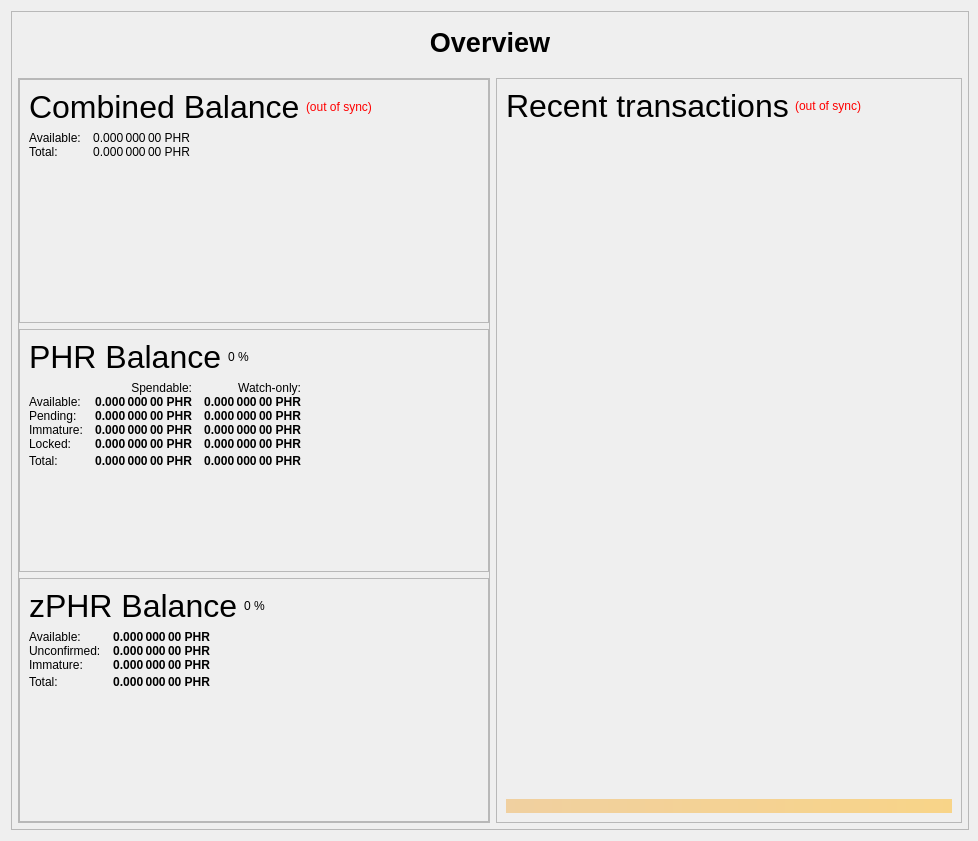
This is src/qt/forms/overviewpage.ui in digitalrupee-project/rupee as Qt 5 draws it before an edit. The edited form follows.
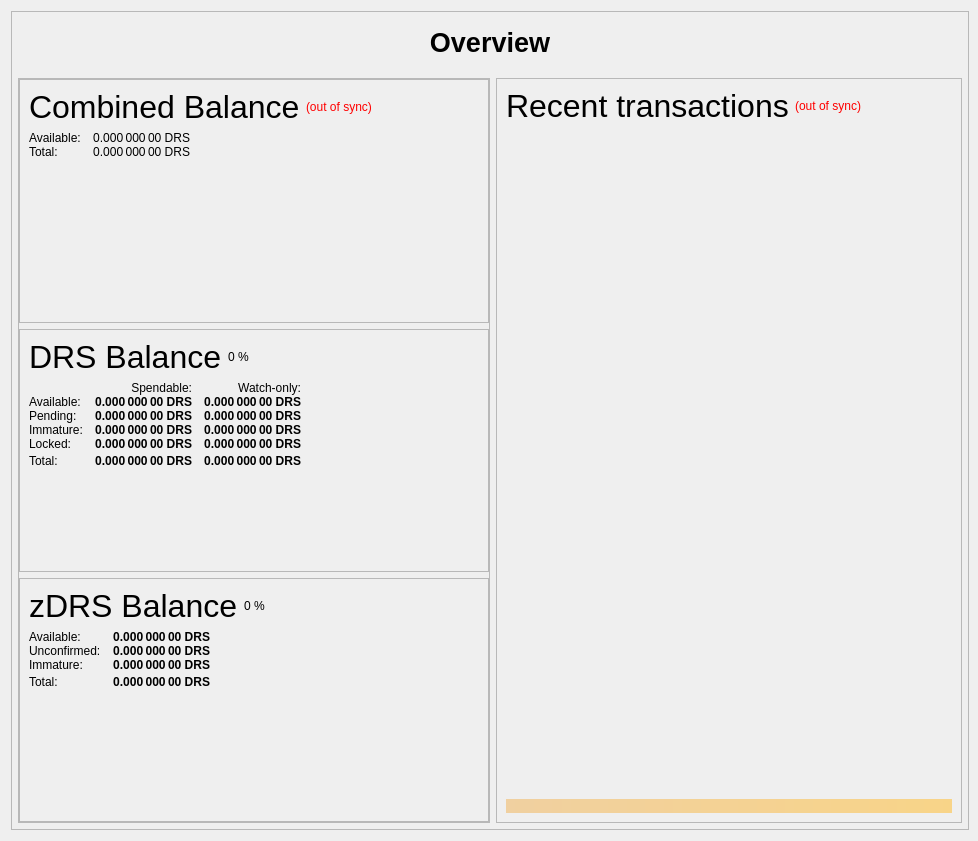
This is the edited form.

The edit to the form file:
```diff
--- a/src/qt/forms/overviewpage.ui
+++ b/src/qt/forms/overviewpage.ui
@@ -283,7 +283,7 @@
                           <string>Your current spendable balance</string>
                          </property>
                          <property name="text">
-                          <string notr="true">0.000 000 00 PHR</string>
+                          <string notr="true">0.000 000 00 DRS</string>
                          </property>
                          <property name="alignment">
                           <set>Qt::AlignRight|Qt::AlignTrailing|Qt::AlignVCenter</set>
@@ -315,7 +315,7 @@
                           <string>Total Balance, including all unavailable coins.</string>
                          </property>
                          <property name="text">
-                          <string notr="true">0.000 000 00 PHR</string>
+                          <string notr="true">0.000 000 00 DRS</string>
                          </property>
                          <property name="alignment">
                           <set>Qt::AlignRight|Qt::AlignTrailing|Qt::AlignVCenter</set>
@@ -383,7 +383,7 @@
                           </font>
                          </property>
                          <property name="text">
-                          <string>PHR Balance</string>
+                          <string>DRS Balance</string>
                          </property>
                         </widget>
                        </item>
@@ -459,7 +459,7 @@
                           <string>Your current spendable balance</string>
                          </property>
                          <property name="text">
-                          <string notr="true">0.000 000 00 PHR</string>
+                          <string notr="true">0.000 000 00 DRS</string>
                          </property>
                          <property name="alignment">
                           <set>Qt::AlignRight|Qt::AlignTrailing|Qt::AlignVCenter</set>
@@ -484,7 +484,7 @@
                           <string>Your current balance in watch-only addresses</string>
                          </property>
                          <property name="text">
-                          <string notr="true">0.000 000 00 PHR</string>
+                          <string notr="true">0.000 000 00 DRS</string>
                          </property>
                          <property name="alignment">
                           <set>Qt::AlignRight|Qt::AlignTrailing|Qt::AlignVCenter</set>
@@ -516,7 +516,7 @@
                           <string>Total of transactions that have yet to be confirmed, and do not yet count toward the spendable balance</string>
                          </property>
                          <property name="text">
-                          <string notr="true">0.000 000 00 PHR</string>
+                          <string notr="true">0.000 000 00 DRS</string>
                          </property>
                          <property name="alignment">
                           <set>Qt::AlignRight|Qt::AlignTrailing|Qt::AlignVCenter</set>
@@ -541,7 +541,7 @@
                           <string>Unconfirmed transactions to watch-only addresses</string>
                          </property>
                          <property name="text">
-                          <string notr="true">0.000 000 00 PHR</string>
+                          <string notr="true">0.000 000 00 DRS</string>
                          </property>
                          <property name="alignment">
                           <set>Qt::AlignRight|Qt::AlignTrailing|Qt::AlignVCenter</set>
@@ -573,7 +573,7 @@
                           <string>Staked or masternode rewards that has not yet matured</string>
                          </property>
                          <property name="text">
-                          <string notr="true">0.000 000 00 PHR</string>
+                          <string notr="true">0.000 000 00 DRS</string>
                          </property>
                          <property name="alignment">
                           <set>Qt::AlignRight|Qt::AlignTrailing|Qt::AlignVCenter</set>
@@ -598,7 +598,7 @@
                           <string>Staked or masternode rewards in watch-only addresses that has not yet matured</string>
                          </property>
                          <property name="text">
-                          <string notr="true">0.000 000 00 PHR</string>
+                          <string notr="true">0.000 000 00 DRS</string>
                          </property>
                          <property name="alignment">
                           <set>Qt::AlignRight|Qt::AlignTrailing|Qt::AlignVCenter</set>
@@ -633,7 +633,7 @@
                           <string>Locked PHR or Masternode collaterals. These are excluded from zPHR minting.</string>
                          </property>
                          <property name="text">
-                          <string notr="true">0.000 000 00 PHR</string>
+                          <string notr="true">0.000 000 00 DRS</string>
                          </property>
                          <property name="alignment">
                           <set>Qt::AlignRight|Qt::AlignTrailing|Qt::AlignVCenter</set>
@@ -658,7 +658,7 @@
                           <string>Current locked balance in watch-only addresses</string>
                          </property>
                          <property name="text">
-                          <string notr="true">0.000 000 00 PHR</string>
+                          <string notr="true">0.000 000 00 DRS</string>
                          </property>
                          <property name="alignment">
                           <set>Qt::AlignRight|Qt::AlignTrailing|Qt::AlignVCenter</set>
@@ -693,7 +693,7 @@
                           <string>Your current DigitalRupees balance, unconfirmed and immature transactions included</string>
                          </property>
                          <property name="text">
-                          <string notr="true">0.000 000 00 PHR</string>
+                          <string notr="true">0.000 000 00 DRS</string>
                          </property>
                          <property name="alignment">
                           <set>Qt::AlignRight|Qt::AlignTrailing|Qt::AlignVCenter</set>
@@ -718,7 +718,7 @@
                           <string>Current total balance in watch-only addresses</string>
                          </property>
                          <property name="text">
-                          <string notr="true">0.000 000 00 PHR</string>
+                          <string notr="true">0.000 000 00 DRS</string>
                          </property>
                          <property name="alignment">
                           <set>Qt::AlignRight|Qt::AlignTrailing|Qt::AlignVCenter</set>
@@ -786,7 +786,7 @@
                           </font>
                          </property>
                          <property name="text">
-                          <string>zPHR Balance</string>
+                          <string>zDRS Balance</string>
                          </property>
                         </widget>
                        </item>
@@ -844,7 +844,7 @@
 These zPHR are spendable.</string>
                          </property>
                          <property name="text">
-                          <string notr="true">0.000 000 00 PHR</string>
+                          <string notr="true">0.000 000 00 DRS</string>
                          </property>
                          <property name="alignment">
                           <set>Qt::AlignRight|Qt::AlignTrailing|Qt::AlignVCenter</set>
@@ -875,7 +875,7 @@
 Immature: confirmed, but less than 3 mints of the same denomination after it was minted</string>
                          </property>
                          <property name="text">
-                          <string notr="true">0.000 000 00 PHR</string>
+                          <string notr="true">0.000 000 00 DRS</string>
                          </property>
                          <property name="alignment">
                           <set>Qt::AlignRight|Qt::AlignTrailing|Qt::AlignVCenter</set>
@@ -906,7 +906,7 @@
 Immature: confirmed, but less than 3 mints of the same denomination after it was minted</string>
                          </property>
                          <property name="text">
-                          <string notr="true">0.000 000 00 PHR</string>
+                          <string notr="true">0.000 000 00 DRS</string>
                          </property>
                          <property name="alignment">
                           <set>Qt::AlignRight|Qt::AlignTrailing|Qt::AlignVCenter</set>
@@ -938,7 +938,7 @@
                           <string>Your current zPHR balance, unconfirmed and immature zPHR included.</string>
                          </property>
                          <property name="text">
-                          <string notr="true">0.000 000 00 PHR</string>
+                          <string notr="true">0.000 000 00 DRS</string>
                          </property>
                          <property name="alignment">
                           <set>Qt::AlignRight|Qt::AlignTrailing|Qt::AlignVCenter</set>
```
Left out of the diff: 16 changed lines with no effect on the pictures.
